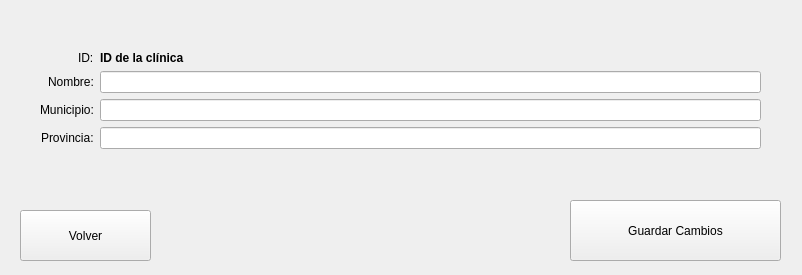
The window that ui/clinicas_editar.ui (Damapa03/Veterinaria) describes before a commit, drawn with Qt 5.
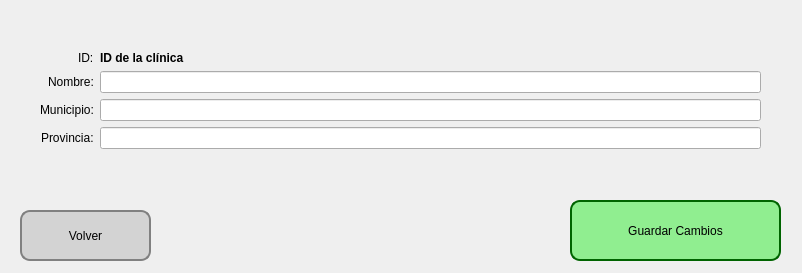
The same window after the commit.

Patch:
```diff
--- a/ui/clinicas_editar.ui
+++ b/ui/clinicas_editar.ui
@@ -7,7 +7,7 @@
     <x>0</x>
     <y>0</y>
     <width>802</width>
-    <height>275</height>
+    <height>273</height>
    </rect>
   </property>
   <property name="windowTitle">
@@ -93,6 +93,23 @@
       <height>51</height>
      </rect>
     </property>
+    <property name="styleSheet">
+     <string notr="true">QPushButton {
+    background-color: lightgray;
+    color: black;
+    border: 2px solid gray;
+    border-radius: 10px;
+    padding: 5px;
+}
+
+QPushButton:hover {
+    background-color: silver;
+}
+
+QPushButton:pressed {
+    background-color: darkgray;
+}</string>
+    </property>
     <property name="text">
      <string>Volver</string>
     </property>
@@ -106,6 +123,23 @@
       <height>61</height>
      </rect>
     </property>
+    <property name="styleSheet">
+     <string notr="true">QPushButton {
+    background-color: lightgreen;
+    color: Black;
+    border: 2px solid #006400;
+    border-radius: 10px;
+    padding: 5px;
+}
+
+QPushButton:hover {
+    background-color: #00b300;
+}
+
+QPushButton:pressed {
+    background-color: #004d00;
+}</string>
+    </property>
     <property name="text">
      <string>Guardar Cambios</string>
     </property>
```
